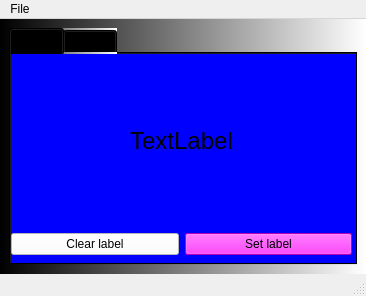
Tom-Niesytto/Hands-On-Python-3.x-GUI-Programming, file Section4/Designer_code/Video3_2_converter_button_Design.ui: the form before one commit.
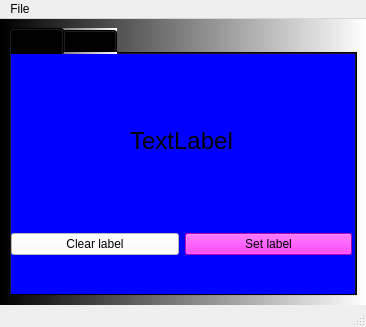
The form after the commit. The open tabs and pages were chosen to show the change. Icons and pictures are not drawn.

Diff of the .ui file:
```diff
--- a/Section4/Designer_code/Video3_2_converter_button_Design.ui
+++ b/Section4/Designer_code/Video3_2_converter_button_Design.ui
@@ -7,7 +7,7 @@
     <x>0</x>
     <y>0</y>
     <width>366</width>
-    <height>296</height>
+    <height>327</height>
    </rect>
   </property>
   <property name="windowTitle">
```
Left out of the diff: 4 changed lines with no effect on the pictures.
